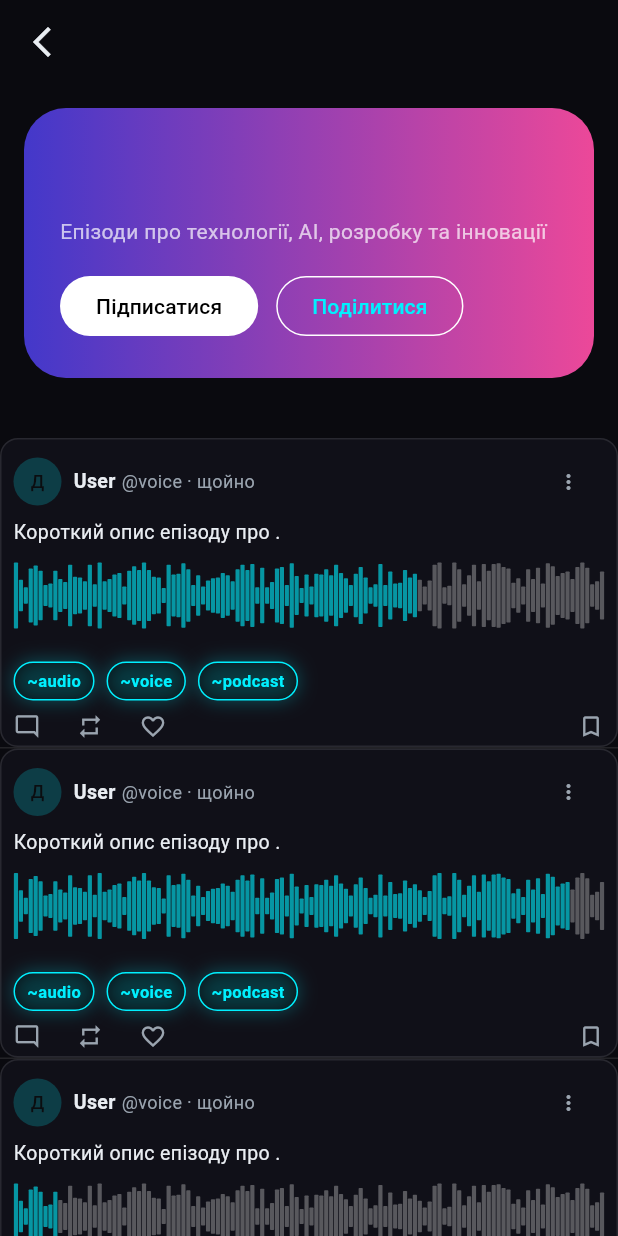
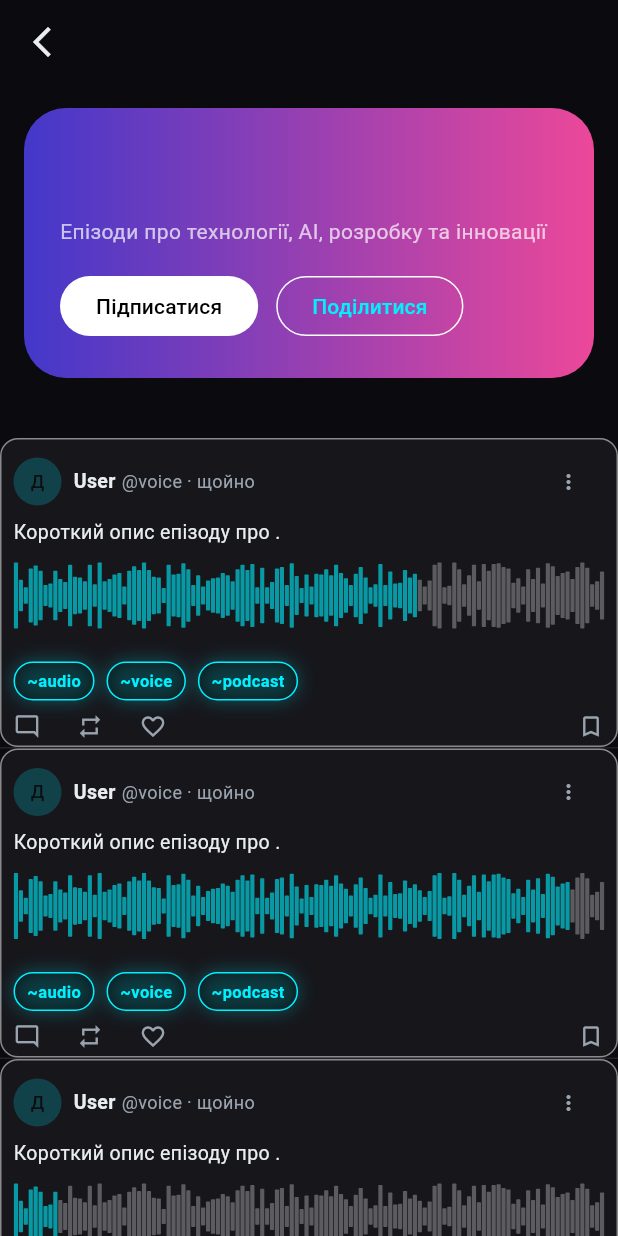
Before and after one commit to JonyBoyko/AmunX, a Flutter app: the TopicDetailScreen screen opened directly with empty values, on a phone screen of 412 x 824 dp. Run offline on Flutter 3.47's test engine with Material 3 defaults, Android fonts, the phone set to English and light mode, and no system bars; our stand-ins replace device_info_plus, dio, firebase_core, firebase_messaging, flutter_local_notifications, flutter_riverpod and 3 more; missing offline and left inert: livekit_client, purchases_flutter, record; accounts and stored records are empty; generated files the repository leaves out were written again; network calls fail.

Commit message:
refactor: Remove unused glow animation from SplashBadge and update EpisodeCard styles
- Removed the unused glow animation from the SplashBadge widget.
- Updated EpisodeCard background color to a lighter variant and adjusted border opacity for improved aesthetics.
- Minor cleanup in GlitchWavePainter by removing an unnecessary variable.

```diff
--- a/mobile/lib/presentation/widgets/episode_card.dart
+++ b/mobile/lib/presentation/widgets/episode_card.dart
@@ -91,9 +91,9 @@ class _EpisodeCardState extends State<EpisodeCard> {
         borderRadius: BorderRadius.circular(12),
         child: Container(
           decoration: BoxDecoration(
-            color: AppTheme.glassSurface,
+            color: AppTheme.glassSurfaceLight,
             borderRadius: BorderRadius.circular(12),
-            border: Border.all(color: AppTheme.glassStroke),
+            border: Border.all(color: AppTheme.glassStroke.withValues(alpha: 0.5)),
           ),
           padding: const EdgeInsets.symmetric(horizontal: 8, vertical: 4),
           child: Column(
--- a/mobile/lib/presentation/widgets/glitch_logo_symbol.dart
+++ b/mobile/lib/presentation/widgets/glitch_logo_symbol.dart
@@ -81,7 +81,6 @@ class _GlitchWavePainter extends CustomPainter {
 
     // M форма: дві вершини вгору (піки на 1/3 і 2/3)
     // W форма: дві вершини вниз (впадини на 1/3 і 2/3)
-    final targetShape = isM ? 1.0 : -1.0;
     final currentShape = isM ? animationValue : (1 - animationValue);
 
     path.moveTo(0, centerY);
```
Also changed, not shown: mobile/lib/presentation/screens/splash_screen.dart (+0 -8 lines).
